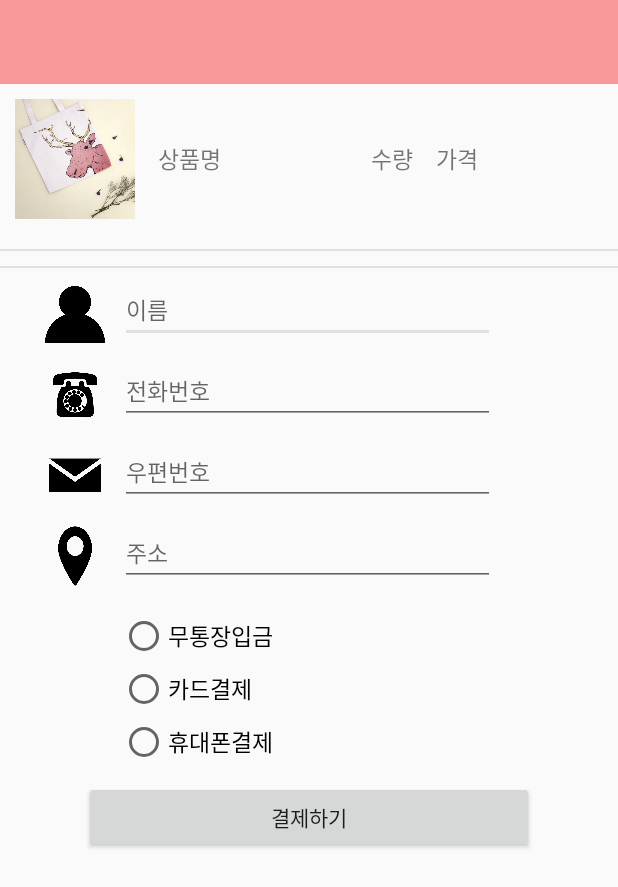
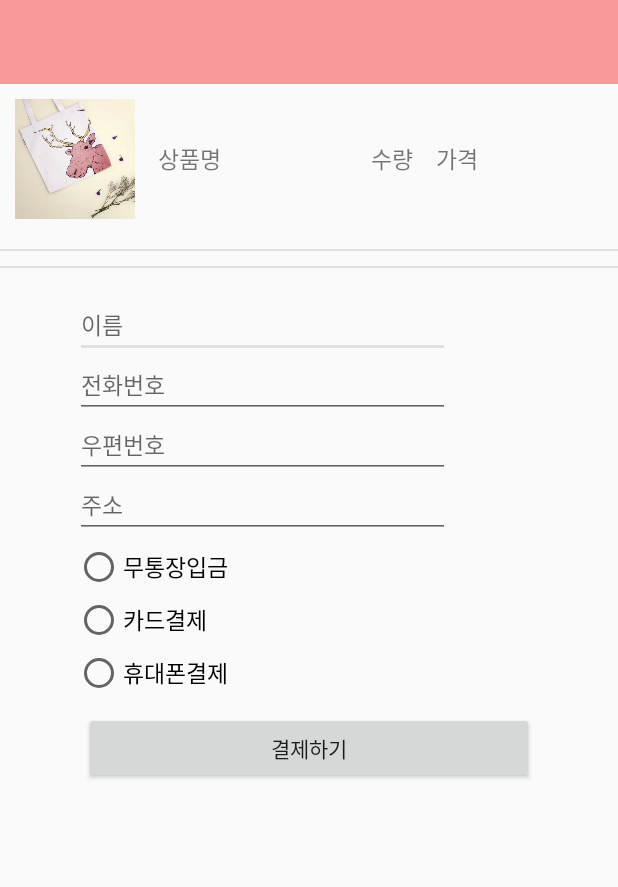
Before and after one commit to yjlove7/Whowant, an Android app: the layout activity_payment.xml on its own in the app's theme, with its tools: preview values and no code run, on a phone screen of 412 x 824 dp. Shown: the top 887 px of the screen. Run offline under Robolectric (Android 15) with nearby library versions, the phone set to English and light mode, and no system bars.

```diff
--- /dev/null
+++ b/app/src/main/java/com/girls/team9/whowant/PaymentActivity.java
@@ -0,0 +1,21 @@
+package com.girls.team9.whowant;
+
+import android.os.Bundle;
+import android.support.v7.app.AppCompatActivity;
+import android.support.v7.widget.Toolbar;
+
+/**
+ * Created by eugene on 2015-08-14.
+ */
+public class PaymentActivity extends AppCompatActivity {
+    @Override
+    protected void onCreate(Bundle savedInstanceState) {
+        super.onCreate(savedInstanceState);
+        setContentView(R.layout.activity_payment);
+
+        Toolbar toolbar=(Toolbar)findViewById(R.id.toolbar);
+        setSupportActionBar(toolbar);
+        getSupportActionBar().setTitle("결제페이지");
+        getSupportActionBar().setDisplayHomeAsUpEnabled(true);
+    }
+}
--- a/app/src/main/res/layout/activity_payment.xml
+++ b/app/src/main/res/layout/activity_payment.xml
@@ -71,8 +71,8 @@
     <LinearLayout
         android:layout_width="match_parent"
         android:layout_height="wrap_content"
-        android:layout_marginLeft="30dp"
-        android:layout_marginTop="10dp"
+        android:layout_marginLeft="50dp"
+        android:layout_marginTop="20dp"
         android:orientation="vertical">
 
         <LinearLayout
@@ -80,11 +80,6 @@
             android:layout_height="wrap_content"
             android:orientation="horizontal">
 
-            <ImageView
-                android:layout_width="40dp"
-                android:layout_height="40dp"
-                android:layout_marginRight="10dp"
-                android:src="@drawable/id" />
 
             <EditText
                 android:id="@+id/user_name"
@@ -98,26 +93,11 @@
                 android:textSize="15dp" />
         </LinearLayout>
 
-        <TextView
-            android:id="@+id/user_name_null"
-            android:layout_width="250dp"
-            android:layout_height="wrap_content"
-            android:layout_gravity="center"
-            android:layout_marginLeft="10dp"
-            android:textColor="#FF0000"
-            android:textSize="10dp" />
-
 
         <LinearLayout
             android:layout_width="match_parent"
             android:layout_height="wrap_content"
             android:orientation="horizontal">
-
-            <ImageView
-                android:layout_width="40dp"
-                android:layout_height="40dp"
-                android:layout_marginRight="10dp"
-                android:src="@drawable/call" />
 
             <EditText
                 android:id="@+id/mail"
@@ -132,25 +112,11 @@
                 android:textSize="15dp" />
         </LinearLayout>
 
-        <TextView
-            android:id="@+id/mail_null"
-            android:layout_width="250dp"
-            android:layout_height="wrap_content"
-            android:layout_gravity="center"
-            android:layout_marginLeft="10dp"
-            android:textColor="#FF0000"
-            android:textSize="10dp" />
-
         <LinearLayout
             android:layout_width="match_parent"
             android:layout_height="wrap_content"
             android:orientation="horizontal">
 
-            <ImageView
-                android:layout_width="40dp"
-                android:layout_height="40dp"
-                android:layout_marginRight="10dp"
-                android:src="@drawable/mail" />
 
             <EditText
                 android:id="@+id/pass"
@@ -164,25 +130,12 @@
                 android:textSize="15dp" />
         </LinearLayout>
 
-        <TextView
-            android:id="@+id/pass_null"
-            android:layout_width="250dp"
-            android:layout_height="wrap_content"
-            android:layout_gravity="center"
-            android:layout_marginLeft="10dp"
-            android:textColor="#FF0000"
-            android:textSize="10dp" />
 
         <LinearLayout
             android:layout_width="match_parent"
             android:layout_height="wrap_content"
             android:orientation="horizontal">
 
-            <ImageView
-                android:layout_width="40dp"
-                android:layout_height="40dp"
-                android:layout_marginRight="10dp"
-                android:background="@drawable/map" />
 
             <EditText
                 android:id="@+id/pass_check"
@@ -196,25 +149,11 @@
                 android:textSize="15dp" />
         </LinearLayout>
 
-        <TextView
-            android:id="@+id/pass_check_null"
-            android:layout_width="250dp"
-            android:layout_height="wrap_content"
-            android:layout_gravity="center"
-            android:layout_marginLeft="10dp"
-            android:textColor="#FF0000"
-            android:textSize="10dp" />
-
         <LinearLayout
             android:layout_width="match_parent"
             android:layout_height="wrap_content"
             android:orientation="horizontal">
 
-            <ImageView
-                android:layout_width="40dp"
-                android:layout_height="40dp"
-                android:layout_marginRight="10dp"
-                 />
 
             <RadioGroup
                 android:id="@+id/fieldgroup"
```
